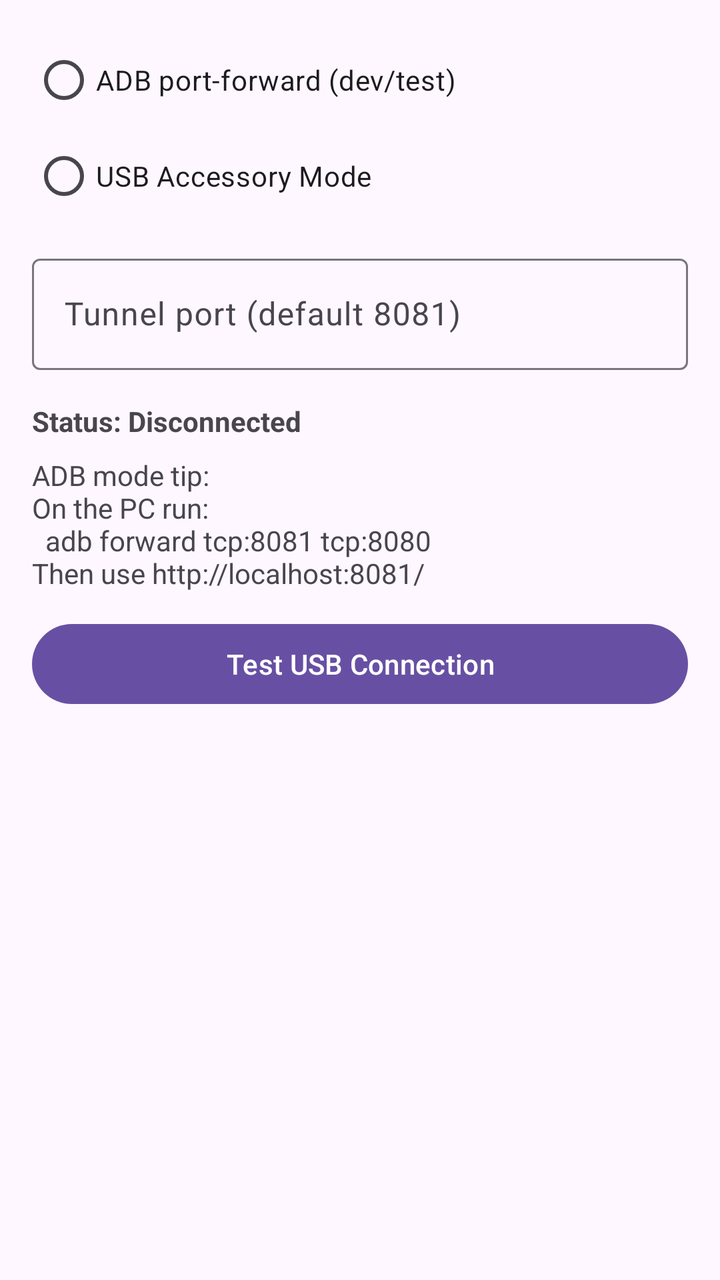
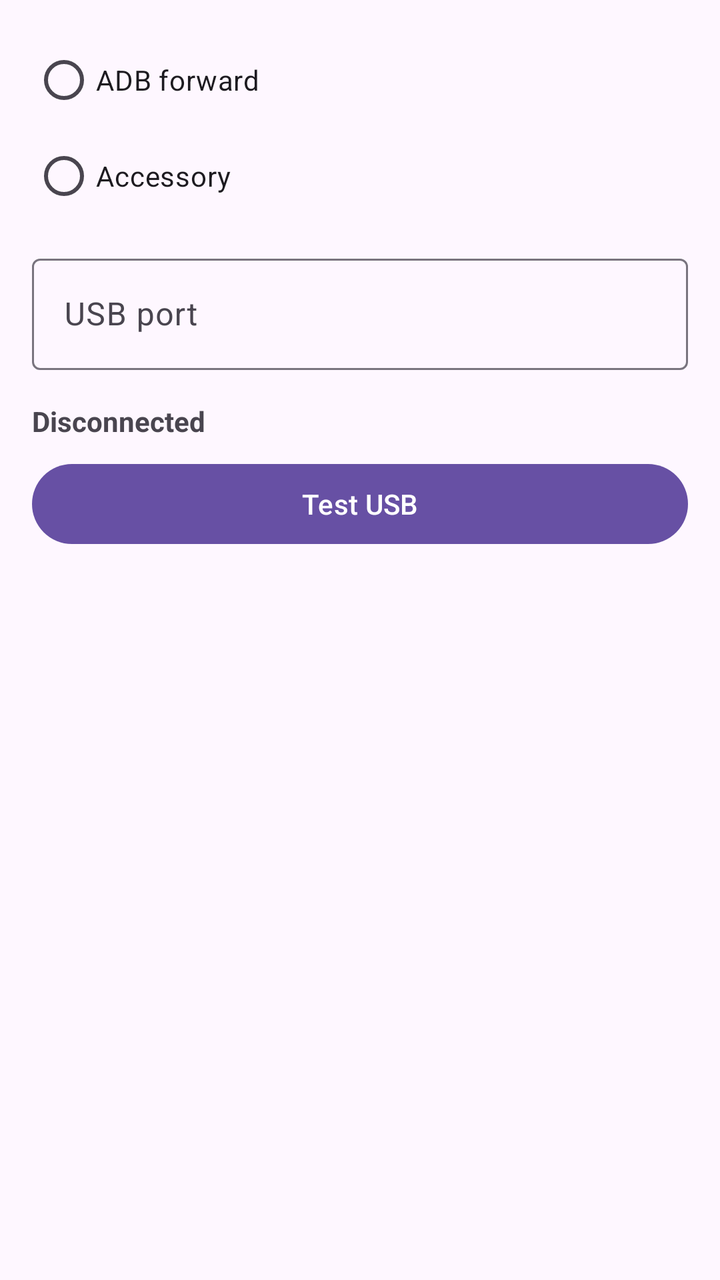

The first picture is an Android layout as it rendered before a commit; the second is the same layout after the commit. The layout source and the unified diff follow.
<!-- AndroidManifest.xml: application theme Theme.Material3.DayNight -->
<!-- res/layout/fragment_usb.xml -->
<?xml version="1.0" encoding="utf-8"?>
<ScrollView xmlns:android="http://schemas.android.com/apk/res/android"
    android:layout_width="match_parent"
    android:layout_height="match_parent"
    android:padding="16dp">

    <LinearLayout
        android:layout_width="match_parent"
        android:layout_height="wrap_content"
        android:orientation="vertical">

        <RadioGroup
            android:id="@+id/rgUsbMode"
            android:layout_width="match_parent"
            android:layout_height="wrap_content">

            <RadioButton
                android:id="@+id/rbAdb"
                android:layout_width="match_parent"
                android:layout_height="wrap_content"
                android:text="ADB port-forward (dev/test)" />

            <RadioButton
                android:id="@+id/rbAccessory"
                android:layout_width="match_parent"
                android:layout_height="wrap_content"
                android:text="USB Accessory Mode" />
        </RadioGroup>

        <com.google.android.material.textfield.TextInputLayout
            android:layout_width="match_parent"
            android:layout_height="wrap_content"
            android:layout_marginTop="12dp"
            android:hint="Tunnel port (default 8081)">

            <com.google.android.material.textfield.TextInputEditText
                android:id="@+id/etUsbPort"
                android:inputType="number"
                android:layout_width="match_parent"
                android:layout_height="wrap_content" />
        </com.google.android.material.textfield.TextInputLayout>

        <TextView
            android:id="@+id/tvUsbStatus"
            android:layout_width="match_parent"
            android:layout_height="wrap_content"
            android:layout_marginTop="16dp"
            android:text="Status: Disconnected"
            android:textStyle="bold" />

        <TextView
            android:layout_width="match_parent"
            android:layout_height="wrap_content"
            android:layout_marginTop="8dp"
            android:text="ADB mode tip:\nOn the PC run:\n  adb forward tcp:8081 tcp:8080\nThen use http://localhost:8081/" />

        <Button
            android:id="@+id/btnUsbTest"
            android:layout_width="match_parent"
            android:layout_height="wrap_content"
            android:layout_marginTop="12dp"
            android:text="Test USB Connection" />
    </LinearLayout>
</ScrollView>
<!-- resources referenced by this layout -->
<resources>
  <style name="Theme.Material3.DayNight" parent="Theme.Material3.DayNight.NoActionBar">
          
      </style>
</resources>

<!-- the commit's change to res/layout/fragment_usb.xml (unified diff, before → after) -->
@@ -12,26 +12,27 @@
         <RadioGroup
             android:id="@+id/rgUsbMode"
             android:layout_width="match_parent"
-            android:layout_height="wrap_content">
+            android:layout_height="wrap_content"
+            android:orientation="vertical">
 
             <RadioButton
                 android:id="@+id/rbAdb"
                 android:layout_width="match_parent"
                 android:layout_height="wrap_content"
-                android:text="ADB port-forward (dev/test)" />
+                android:text="@string/rb_adb" />
 
             <RadioButton
                 android:id="@+id/rbAccessory"
                 android:layout_width="match_parent"
                 android:layout_height="wrap_content"
-                android:text="USB Accessory Mode" />
+                android:text="@string/rb_accessory" />
         </RadioGroup>
 
         <com.google.android.material.textfield.TextInputLayout
             android:layout_width="match_parent"
             android:layout_height="wrap_content"
             android:layout_marginTop="12dp"
-            android:hint="Tunnel port (default 8081)">
+            android:hint="@string/hint_usb_port">
 
             <com.google.android.material.textfield.TextInputEditText
                 android:id="@+id/etUsbPort"
@@ -45,20 +46,14 @@
             android:layout_width="match_parent"
             android:layout_height="wrap_content"
             android:layout_marginTop="16dp"
-            android:text="Status: Disconnected"
+            android:text="@string/status_disconnected"
             android:textStyle="bold" />
-
-        <TextView
-            android:layout_width="match_parent"
-            android:layout_height="wrap_content"
-            android:layout_marginTop="8dp"
-            android:text="ADB mode tip:\nOn the PC run:\n  adb forward tcp:8081 tcp:8080\nThen use http://localhost:8081/" />
 
         <Button
             android:id="@+id/btnUsbTest"
             android:layout_width="match_parent"
             android:layout_height="wrap_content"
-            android:layout_marginTop="12dp"
-            android:text="Test USB Connection" />
+            android:layout_marginTop="8dp"
+            android:text="@string/btn_usb_test" />
     </LinearLayout>
 </ScrollView>
<!-- resource entries referenced after the edit -->
@@ -1,5 +1,10 @@
 <!-- resources referenced by this layout -->
 <resources>
+  <string name="btn_usb_test">Test USB</string>
+  <string name="hint_usb_port">USB port</string>
+  <string name="rb_accessory">Accessory</string>
+  <string name="rb_adb">ADB forward</string>
+  <string name="status_disconnected">Disconnected</string>
   <style name="Theme.Material3.DayNight" parent="Theme.Material3.DayNight.NoActionBar">
           
       </style>
